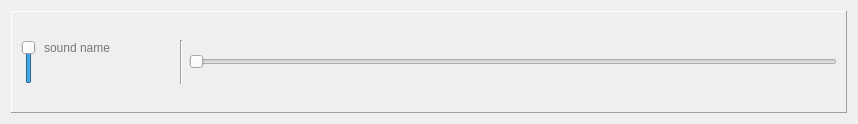
The window that soundcard.ui (casey-c/shock) describes before a commit, drawn with Qt 5.
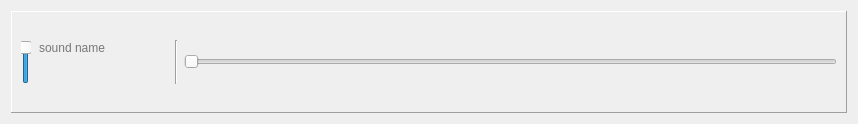
The same window after the commit. Icons and pictures are not drawn.

Commit message: Awful right click and double click

The edit to the form file:
```diff
--- a/soundcard.ui
+++ b/soundcard.ui
@@ -57,10 +57,17 @@
             <verstretch>0</verstretch>
            </sizepolicy>
           </property>
+          <property name="maximumSize">
+           <size>
+            <width>10</width>
+            <height>16777215</height>
+           </size>
+          </property>
           <property name="styleSheet">
            <string notr="true">QSlider::handle { image: url(:/icons/circle.svg);}
-QSlider::sub-page{background: #c7c7c7}
-QSlider::add-page{ background: #aacc77 }</string>
+QSlider::sub-page{background: #c7c7c7; width: 47}
+QSlider::add-page{ background: #aacc77; width: 7 }
+QSlider::groove:vertical{width: 40px}</string>
           </property>
           <property name="sliderPosition">
            <number>99</number>
```
The commit also changes 2 other files.
